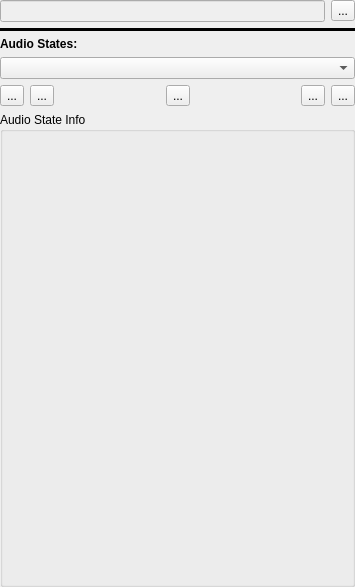
First picture: the form in Harmony/src/Editor/Audio/AudioWidget.ui, repository GameOverture/HarmonyEngine, before the edit.
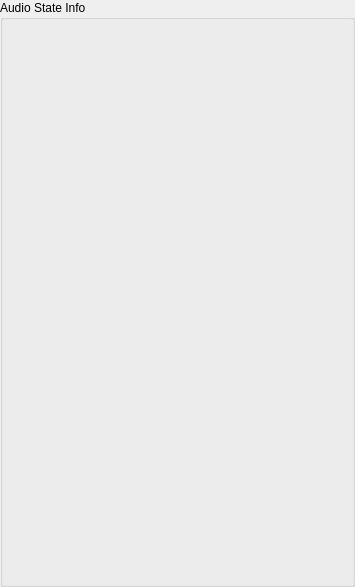
Second picture: the form after the edit. Icons and pictures are not drawn.

Commit message: New Base Class Widget 'IWidget' has reusable state stuff and interfaces common between all project items

The edit to the form file:
```diff
--- a/Harmony/src/Editor/Audio/AudioWidget.ui
+++ b/Harmony/src/Editor/Audio/AudioWidget.ui
@@ -26,131 +26,6 @@
    <property name="bottomMargin">
     <number>0</number>
    </property>
-   <item>
-    <layout class="QHBoxLayout" name="horizontalLayout_5">
-     <item>
-      <widget class="QLineEdit" name="txtPrefixAndName">
-       <property name="enabled">
-        <bool>false</bool>
-       </property>
-       <property name="readOnly">
-        <bool>true</bool>
-       </property>
-      </widget>
-     </item>
-     <item>
-      <widget class="QToolButton" name="btnRenameAudio">
-       <property name="text">
-        <string>...</string>
-       </property>
-      </widget>
-     </item>
-    </layout>
-   </item>
-   <item>
-    <widget class="Line" name="line">
-     <property name="frameShadow">
-      <enum>QFrame::Plain</enum>
-     </property>
-     <property name="lineWidth">
-      <number>5</number>
-     </property>
-     <property name="orientation">
-      <enum>Qt::Horizontal</enum>
-     </property>
-    </widget>
-   </item>
-   <item>
-    <widget class="QLabel" name="label_4">
-     <property name="font">
-      <font>
-       <weight>75</weight>
-       <bold>true</bold>
-      </font>
-     </property>
-     <property name="text">
-      <string>Audio States:</string>
-     </property>
-    </widget>
-   </item>
-   <item>
-    <widget class="QComboBox" name="cmbStates">
-     <property name="sizePolicy">
-      <sizepolicy hsizetype="Expanding" vsizetype="Fixed">
-       <horstretch>0</horstretch>
-       <verstretch>0</verstretch>
-      </sizepolicy>
-     </property>
-    </widget>
-   </item>
-   <item>
-    <layout class="QHBoxLayout" name="horizontalLayout_2">
-     <item>
-      <widget class="QToolButton" name="btnAddState">
-       <property name="text">
-        <string>...</string>
-       </property>
-       <property name="arrowType">
-        <enum>Qt::NoArrow</enum>
-       </property>
-      </widget>
-     </item>
-     <item>
-      <widget class="QToolButton" name="btnRemoveState">
-       <property name="text">
-        <string>...</string>
-       </property>
-      </widget>
-     </item>
-     <item>
-      <spacer name="horizontalSpacer_3">
-       <property name="orientation">
-        <enum>Qt::Horizontal</enum>
-       </property>
-       <property name="sizeHint" stdset="0">
-        <size>
-         <width>40</width>
-         <height>20</height>
-        </size>
-       </property>
-      </spacer>
-     </item>
-     <item>
-      <widget class="QToolButton" name="btnRenameState">
-       <property name="text">
-        <string>...</string>
-       </property>
-      </widget>
-     </item>
-     <item>
-      <spacer name="horizontalSpacer">
-       <property name="orientation">
-        <enum>Qt::Horizontal</enum>
-       </property>
-       <property name="sizeHint" stdset="0">
-        <size>
-         <width>40</width>
-         <height>20</height>
-        </size>
-       </property>
-      </spacer>
-     </item>
-     <item>
-      <widget class="QToolButton" name="btnOrderStateBack">
-       <property name="text">
-        <string>...</string>
-       </property>
-      </widget>
-     </item>
-     <item>
-      <widget class="QToolButton" name="btnOrderStateForward">
-       <property name="text">
-        <string>...</string>
-       </property>
-      </widget>
-     </item>
-    </layout>
-   </item>
    <item>
     <widget class="QGroupBox" name="grpState">
      <property name="sizePolicy">
```
The commit also changes 22 other files.
